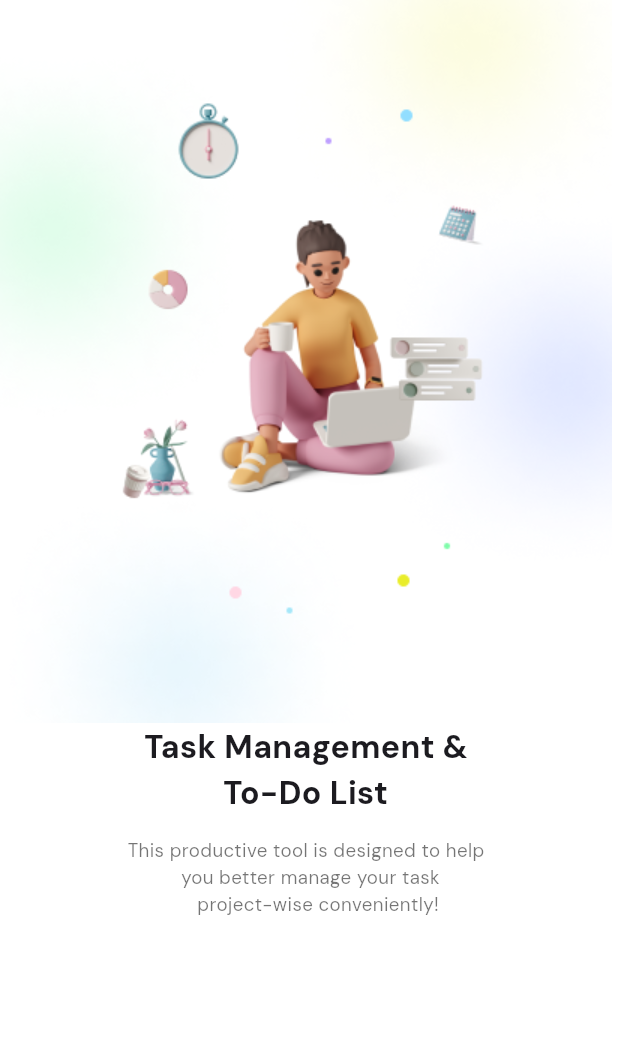
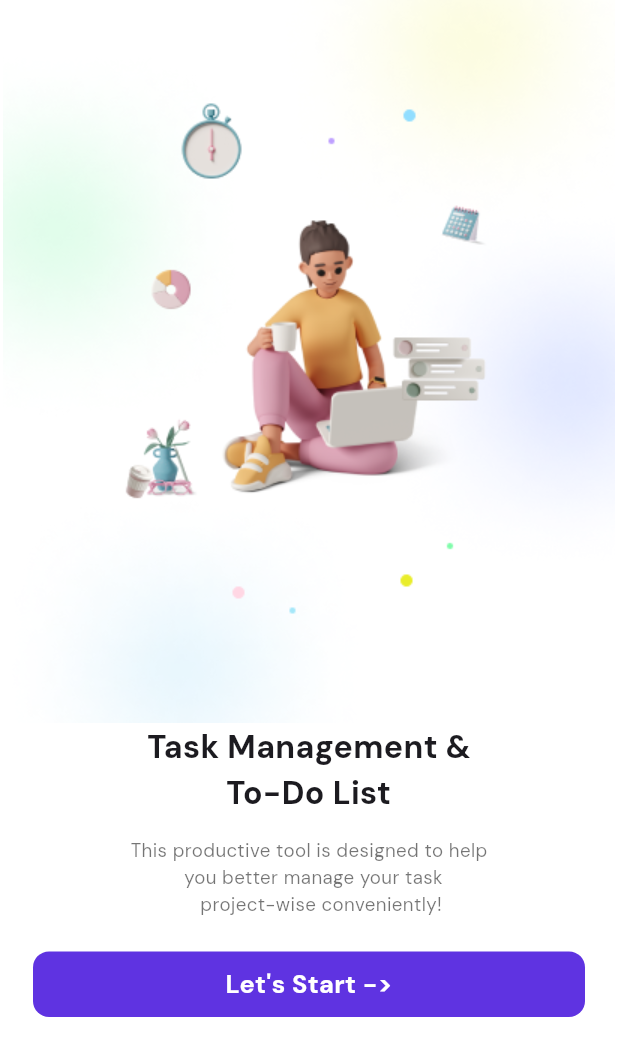
Before and after one commit to MuhamedElfdawy/Todo, a Flutter app: the screen it shows after launch, on a phone screen of 412 x 824 dp. Shown: the top 1056 px of the screen. Run offline on Flutter 3.47's test engine with Material 3 defaults, Android fonts, the phone set to English and light mode, and no system bars; our stand-ins replace flutter_screenutil.

Commit message:
create custom button

```diff
--- a/lib/config/themes/app_theme.dart
+++ b/lib/config/themes/app_theme.dart
@@ -1,4 +1,5 @@
 import 'package:flutter/material.dart';
+import 'package:flutter_screenutil/flutter_screenutil.dart';
 import 'package:todo_app/core/utils/app_color.dart';
 import 'package:todo_app/core/utils/app_utils.dart';
 
@@ -10,10 +11,10 @@ ThemeData appTheme ()
     brightness: Brightness.light,
     scaffoldBackgroundColor: Colors.white,
     fontFamily: AppString.fontFamily,
-    textTheme: const TextTheme(
+    textTheme: TextTheme(
       labelLarge: TextStyle(
         color: Colors.white,
-        fontSize: 19,
+        fontSize: 19.sp,
         fontWeight: FontWeight.bold,
       ),
     ),
--- a/lib/core/utils/app_color.dart
+++ b/lib/core/utils/app_color.dart
@@ -1,4 +1,4 @@
-import 'dart:ui';
+import 'package:flutter/material.dart';
 
 class AppColors
 {
--- a/lib/feature/presentation/screens/start_screen.dart
+++ b/lib/feature/presentation/screens/start_screen.dart
@@ -1,6 +1,7 @@
 import 'package:flutter/material.dart';
 import 'package:flutter_screenutil/flutter_screenutil.dart';
 import 'package:todo_app/core/utils/assets_manager.dart';
+import 'package:todo_app/feature/presentation/widgets/custom_button.dart';
 
 class StartScreen extends StatefulWidget {
   const StartScreen({super.key});
@@ -16,24 +17,27 @@ class _StartScreenState extends State<StartScreen> {
       body: Column(
         children: [
           Image.asset(ImgAssets.picture),
-          Text('Task Management &\n          '
+          Text(
+            'Task Management &\n          '
             'To-Do List',
-          style: TextStyle(
-            fontSize: 24.sp,
-            fontWeight: FontWeight.bold
+            style: TextStyle(fontSize: 24.sp, fontWeight: FontWeight.bold),
           ),
+          SizedBox(
+            height: 16.h,
           ),
-          SizedBox(height: 16.h,),
-          Text('This productive tool is designed to help\n          '
+          Text(
+            'This productive tool is designed to help\n          '
             'you better manage your task\n             '
             'project-wise conveniently!',
             style: TextStyle(
                 color: Colors.black54,
                 fontSize: 14.sp,
-            fontWeight: FontWeight.w400
+                fontWeight: FontWeight.w400),
           ),
+          CustomButton(
+            text: "Let's Start ->",
+            onTap: (){},
           ),
-
         ],
       ),
     );
--- /dev/null
+++ b/lib/feature/presentation/widgets/custom_button.dart
@@ -0,0 +1,40 @@
+import 'package:flutter/material.dart';
+import 'package:flutter_screenutil/flutter_screenutil.dart';
+import 'package:todo_app/core/utils/app_color.dart';
+
+class CustomButton extends StatelessWidget {
+  const CustomButton({super.key, this.onTap, this.isLoading = false, required this.text});
+
+  final void Function()? onTap;
+  final bool isLoading;
+  final String text;
+
+  @override
+  Widget build(BuildContext context) {
+    return GestureDetector(
+      onTap: onTap,
+      child: Container(
+        alignment: Alignment.center,
+        margin: EdgeInsets.all(22.w),
+        width: MediaQuery.of(context).size.width,
+        height: 49.h,
+        decoration: BoxDecoration(
+          color: AppColors.appColor,
+          borderRadius: BorderRadius.circular(12.r),
+        ),
+        child: isLoading
+            ? const CircularProgressIndicator(
+          color: Colors.white54,
+        )
+            :  Text(
+          text ,
+          style: TextStyle(
+            color: Colors.white,
+            fontSize: 19.sp,
+            fontWeight: FontWeight.bold,
+          ),
+        ),
+      ),
+    );
+  }
+}
```
Lines whose indentation alone changed are shown as unchanged.
